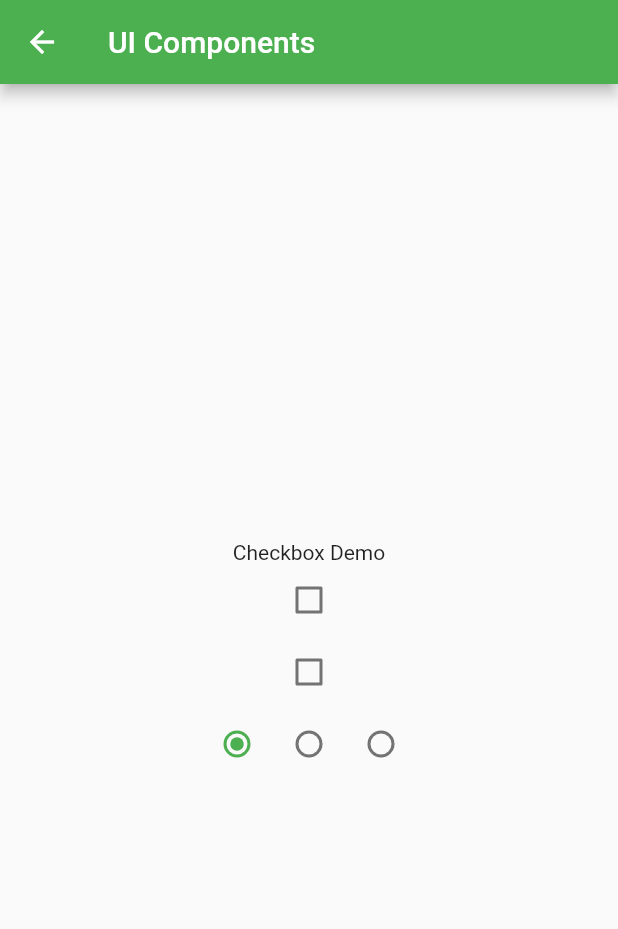
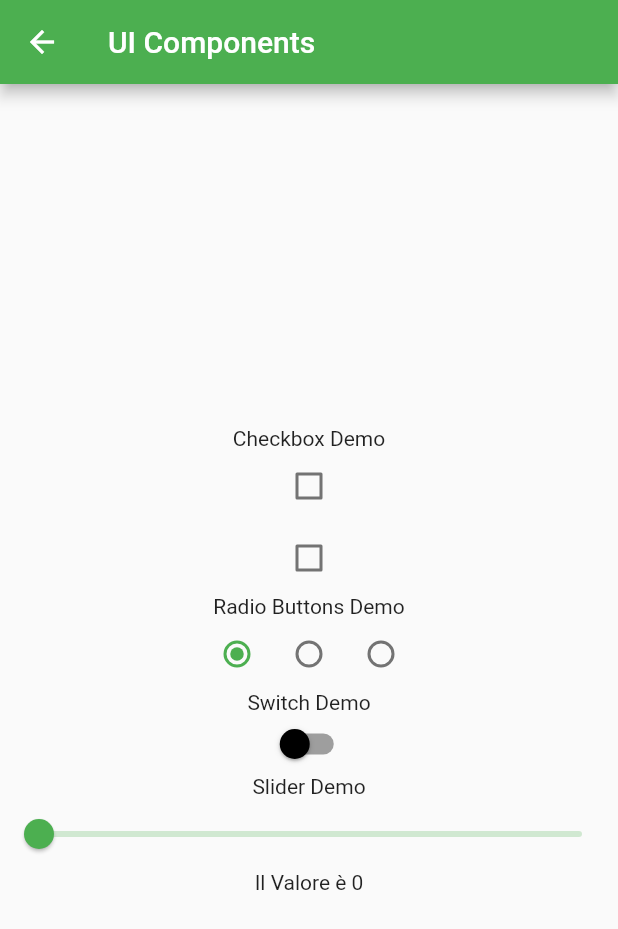
Before and after one commit to Davoleo/sample_flutter_app, a Flutter app: the ControlsRoute screen opened directly, on a phone screen of 412 x 824 dp. Shown: the top 929 px of the screen. Run offline on Flutter 3.47's test engine with Material 2 defaults, Android fonts, the phone set to English and light mode, and no system bars.

Commit message:
Switch & Slider

```diff
--- a/lib/controls_route.dart
+++ b/lib/controls_route.dart
@@ -1,4 +1,5 @@
 import 'package:flutter/cupertino.dart';
+import 'package:flutter/gestures.dart';
 import 'package:flutter/material.dart';
 
 class ControlsRoute extends StatefulWidget {
@@ -19,6 +20,8 @@ enum Options {
 
 class _ControlsDemo extends State<ControlsRoute> {
   bool cbState = false;
+  bool switchState = false;
+  int sliderValue = 0;
 
   Options chosenOption = Options.op1;
 
@@ -58,6 +61,7 @@ class _ControlsDemo extends State<ControlsRoute> {
                   });})
             ],
           ),),
+          Text("Radio Buttons Demo"),
           Center(child: Row(
             mainAxisAlignment: MainAxisAlignment.center,
             children: <Widget>[
@@ -66,6 +70,32 @@ class _ControlsDemo extends State<ControlsRoute> {
               Radio(value: Options.op3, groupValue: chosenOption, onChanged: onRadioClick),
             ],
           ),),
+          Text("Switch Demo"),
+          Switch(value: switchState,
+              //customize colors/images in the switch
+              activeColor: Colors.blue,
+              activeTrackColor: Colors.brown,
+              inactiveThumbColor: Colors.black,
+              inactiveTrackColor: Colors.grey,
+
+              //Widget Size
+              materialTapTargetSize: MaterialTapTargetSize.shrinkWrap,
+              //Drag Behaviour Smoothness
+              dragStartBehavior: DragStartBehavior.start,
+
+              onChanged: (newVal) { setState(() {switchState = newVal;});}
+              ),
+          Text("Slider Demo"),
+          Slider(
+            value: sliderValue.toDouble(),
+            onChanged: (newVal) {setState(() {sliderValue = newVal.round();});},
+            min: 0,
+            max: 100,
+            //Slider Steps
+            divisions: 100,
+            label: "Drag Me! Slider Value is $sliderValue",
+          ),
+          Text("Il Valore è $sliderValue")
         ],
       ),
     );
--- a/lib/main.dart
+++ b/lib/main.dart
@@ -297,6 +297,7 @@ class _TestHomePageState extends State<TestHomePage> {
   }
 
   //To use with the onChanged Parameter
+  // ignore: unused_element
   void _onChanged(String value) {
     setState(() {
       loginDisabled = userController.text.length == 0 || passwordController.text.length == 0;
```
